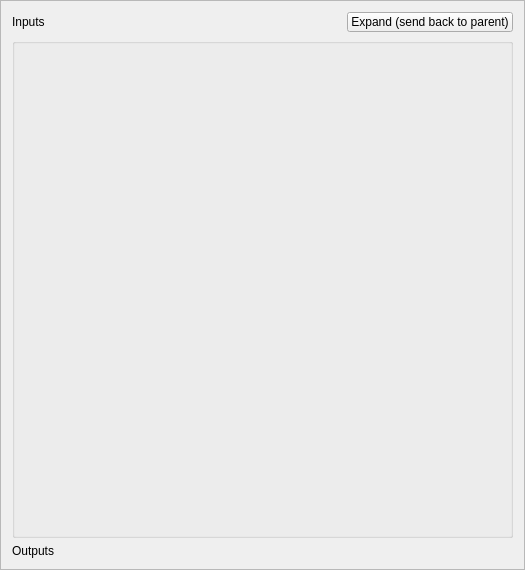
Qt form src/Interface/Application/SubnetEditor.ui (SCIInstitute/SCIRun) before a commit.
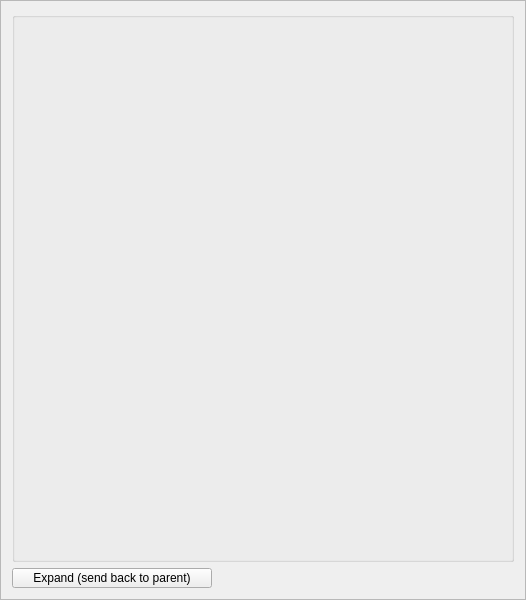
The same form after that commit.

Patch:
```diff
--- a/src/Interface/Application/SubnetEditor.ui
+++ b/src/Interface/Application/SubnetEditor.ui
@@ -6,8 +6,8 @@
    <rect>
     <x>0</x>
     <y>0</y>
-    <width>525</width>
-    <height>567</height>
+    <width>526</width>
+    <height>600</height>
    </rect>
   </property>
   <property name="windowTitle">
@@ -20,52 +20,6 @@
    <enum>QFrame::Raised</enum>
   </property>
   <layout class="QVBoxLayout" name="verticalLayout">
-   <item>
-    <layout class="QHBoxLayout" name="horizontalLayout">
-     <item>
-      <widget class="QLabel" name="label">
-       <property name="maximumSize">
-        <size>
-         <width>16777215</width>
-         <height>15</height>
-        </size>
-       </property>
-       <property name="acceptDrops">
-        <bool>true</bool>
-       </property>
-       <property name="text">
-        <string>Inputs</string>
-       </property>
-      </widget>
-     </item>
-     <item>
-      <spacer name="horizontalSpacer">
-       <property name="orientation">
-        <enum>Qt::Horizontal</enum>
-       </property>
-       <property name="sizeHint" stdset="0">
-        <size>
-         <width>40</width>
-         <height>5</height>
-        </size>
-       </property>
-      </spacer>
-     </item>
-     <item>
-      <widget class="QPushButton" name="expandPushButton_">
-       <property name="maximumSize">
-        <size>
-         <width>16777215</width>
-         <height>20</height>
-        </size>
-       </property>
-       <property name="text">
-        <string>Expand (send back to parent)</string>
-       </property>
-      </widget>
-     </item>
-    </layout>
-   </item>
    <item>
     <widget class="QGroupBox" name="groupBox">
      <property name="minimumSize">
@@ -83,18 +37,18 @@
     </widget>
    </item>
    <item>
-    <widget class="QLabel" name="label_2">
+    <widget class="QPushButton" name="expandPushButton_">
      <property name="maximumSize">
       <size>
-       <width>16777215</width>
-       <height>15</height>
+       <width>200</width>
+       <height>20</height>
       </size>
      </property>
      <property name="acceptDrops">
       <bool>true</bool>
      </property>
      <property name="text">
-      <string>Outputs</string>
+      <string>Expand (send back to parent)</string>
      </property>
     </widget>
    </item>
```
Left out of the diff: 3 changed lines with no effect on the pictures.
